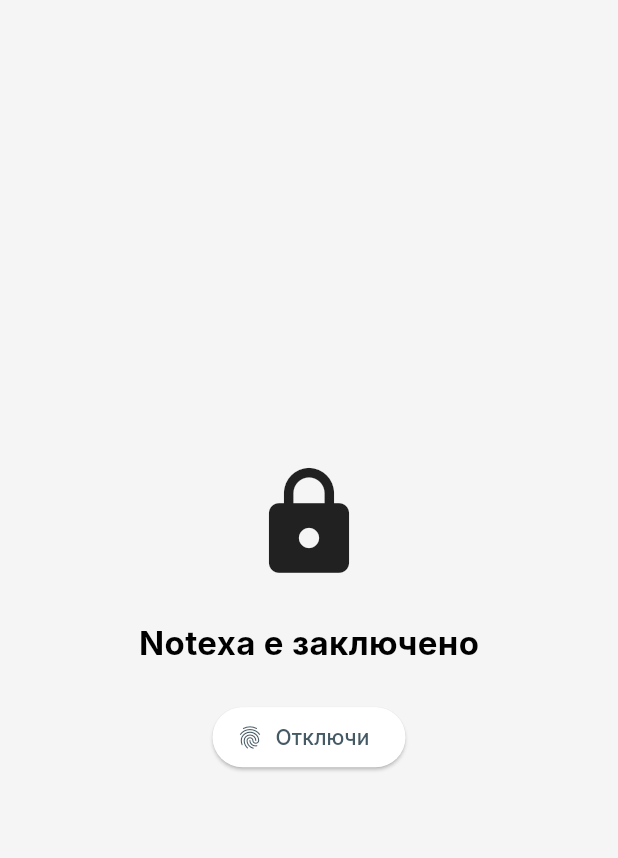
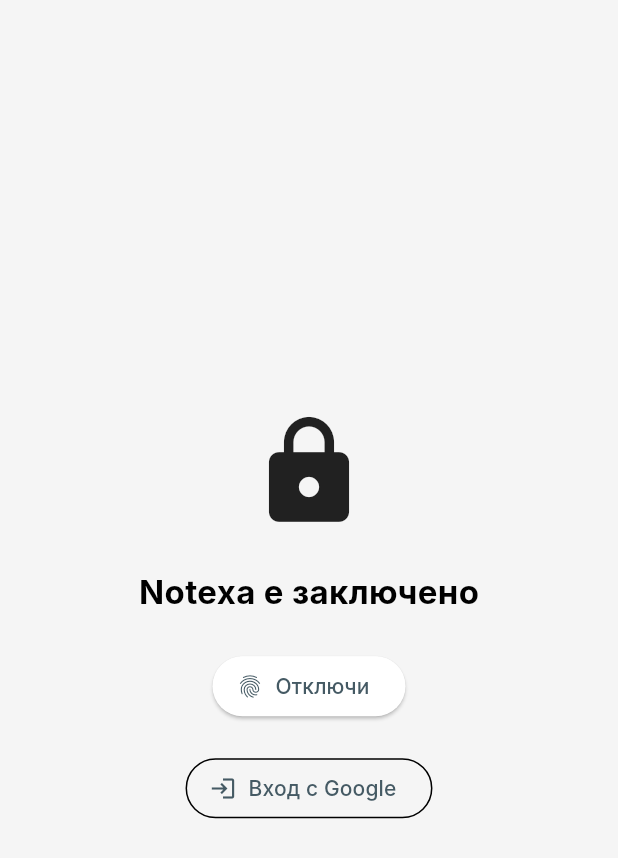
Before and after one commit to St0yan/Notexa, a Flutter app: the screen it shows after launch, on a phone screen of 412 x 824 dp. Shown: the top 858 px of the screen. Run offline on Flutter 3.47's test engine with Material 3 defaults, Android fonts, the phone set to English and light mode, and no system bars; our stand-ins replace connectivity_plus, flutter_local_notifications, hive, hive_flutter, local_auth, supabase_flutter and 1 more; accounts and stored records are empty; network calls fail; Roboto replaces fonts that are missing (Inter).

Commit message:
промених отключването с биометрия и менюто 2

```diff
--- a/lib/pages/lock_screen.dart
+++ b/lib/pages/lock_screen.dart
@@ -1,6 +1,5 @@
 import 'package:flutter/material.dart';
 import 'home_controller.dart';
-import 'home_page.dart';
 
 class LockScreen extends StatefulWidget {
   final HomeController controller;
@@ -63,6 +62,14 @@ class _LockScreenState extends State<LockScreen> {
               label: const Text('Отключи'),
               onPressed: _unlock,
             ),
+            const SizedBox(height: 20),
+            OutlinedButton.icon(
+              icon: const Icon(Icons.login),
+              label: const Text('Вход с Google'),
+              onPressed: () async {
+                await widget.controller.signInWithGoogle();
+              },
+            ),
           ],
         ),
       ),
```
Also changed, not shown: lib/main.dart (+8 -0 lines), lib/pages/home_controller.dart (+8 -1 lines), 1 other file.
